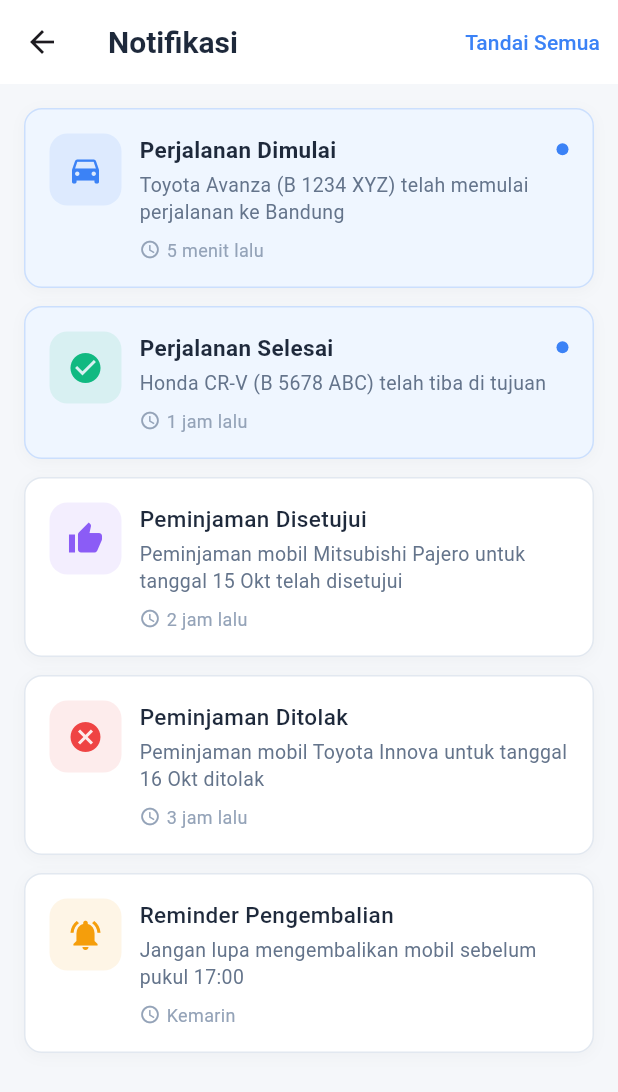
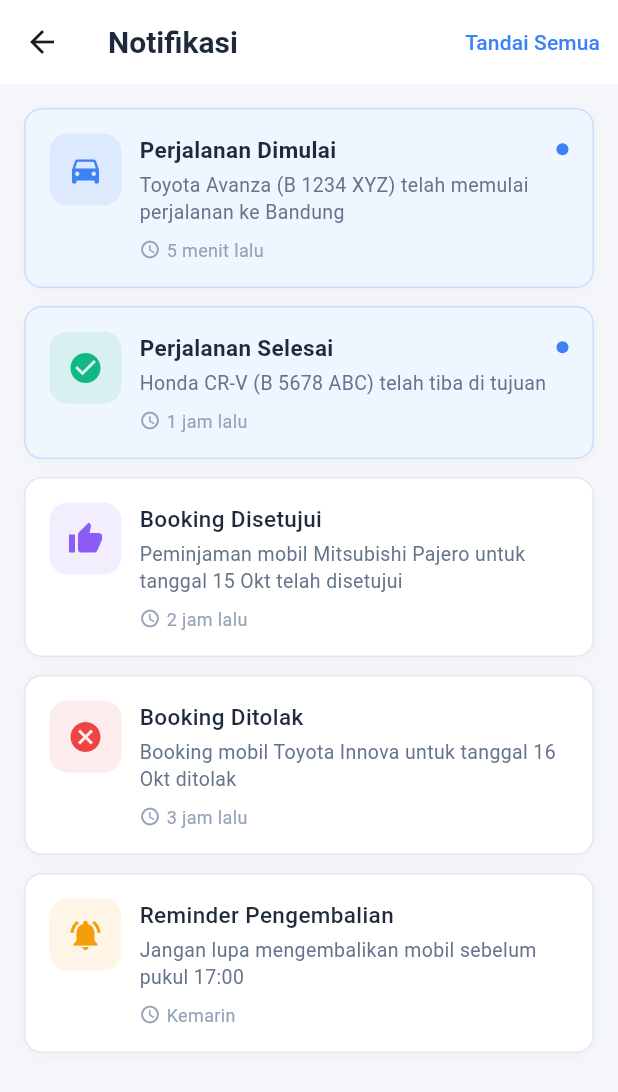
Before and after one commit to Yondaiblaze/SimoraPKK, a Flutter app: the NotificationPage screen opened directly, on a phone screen of 412 x 824 dp. Shown: the top 1092 px of the screen. Run offline on Flutter 3.47's test engine with Material 3 defaults, Android fonts, the phone set to English and light mode, and no system bars.

Commit message:
Perubahan baru Azijul

```diff
--- a/lib/notification_page.dart
+++ b/lib/notification_page.dart
@@ -24,15 +24,15 @@ class _NotificationPageState extends State<NotificationPage> {
       isRead: false,
     ),
     NotificationItem(
-      title: 'Peminjaman Disetujui',
+      title: 'Booking Disetujui',
       message: 'Peminjaman mobil Mitsubishi Pajero untuk tanggal 15 Okt telah disetujui',
       time: '2 jam lalu',
       type: NotificationType.approved,
       isRead: true,
     ),
     NotificationItem(
-      title: 'Peminjaman Ditolak',
-      message: 'Peminjaman mobil Toyota Innova untuk tanggal 16 Okt ditolak',
+      title: 'Booking Ditolak',
+      message: 'Booking mobil Toyota Innova untuk tanggal 16 Okt ditolak',
       time: '3 jam lalu',
       type: NotificationType.rejected,
       isRead: true,
```
